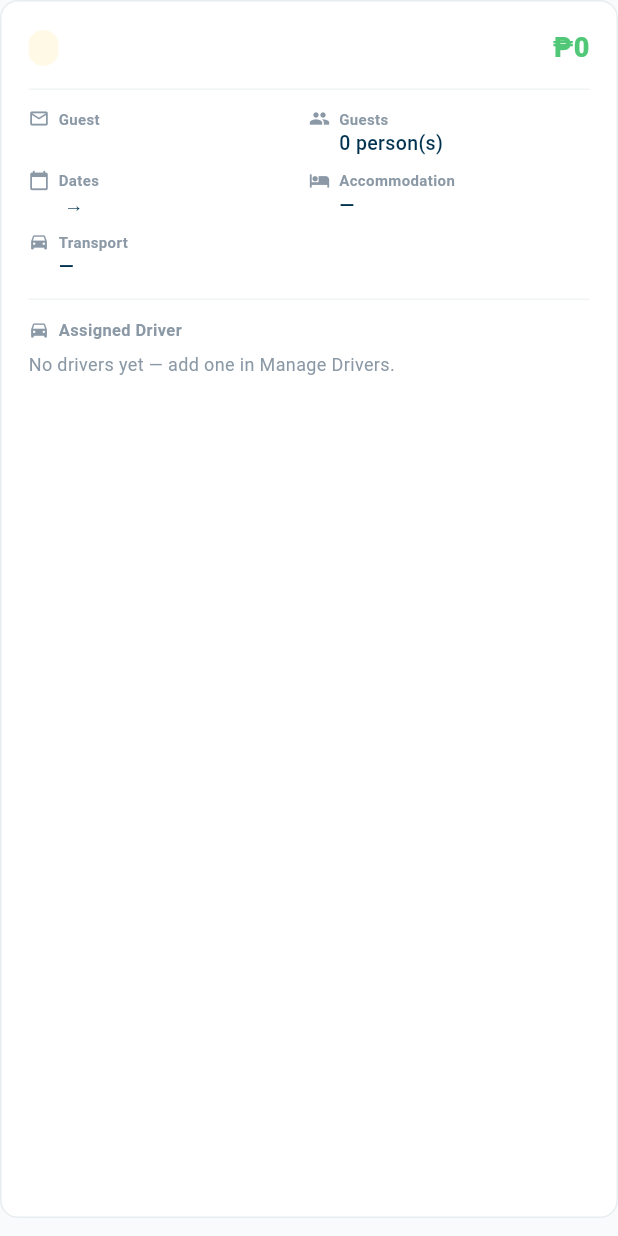
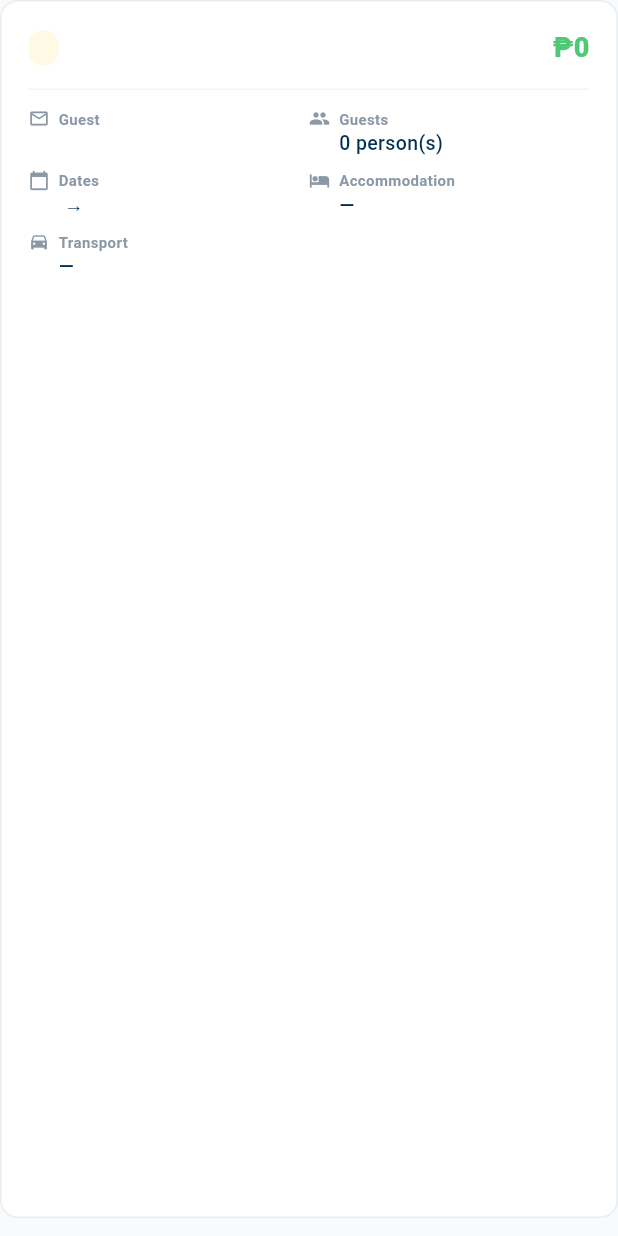
Before and after one commit to adriancabil19-create/Spoony, a Flutter app: the _BookingRow widget shown alone on an empty page, opened directly with empty values, on a phone screen of 412 x 824 dp. Run offline on Flutter 3.47's test engine with Material 3 defaults, Android fonts, the phone set to English and light mode, and no system bars; our stand-ins replace flutter_riverpod, pdf, qr_flutter, supabase_flutter, web; missing offline and left inert: dart:js_interop, dart:ui_web; accounts and stored records are empty; network calls fail.

Commit message:
feat: dashboard filters, booking history, scrollable admin/driver tabs, driver assignment rules
- Dashboard upcoming trips: show pending+confirmed only, add search+date filter
- Dashboard booking history: show all bookings with search + status filter chips
- Admin: driver assignment hidden for pending, editable for confirmed, read-only for completed
- Admin tabs: wrapped in SingleChildScrollView so content scrolls within viewport
- Driver screen: restructured to NavBar→Expanded(scroll)→Footer for proper scroll
- Driver screen: removed check-in bar, QR camera moves to search bar suffix icon
- Driver screen: removed "In Progress" filter chip

Co-Authored-By: Claude Sonnet 4.6 <noreply@anthropic.com>

```diff
--- a/lib/src/screens/admin_screen.dart
+++ b/lib/src/screens/admin_screen.dart
@@ -118,7 +118,11 @@ class _AdminScreenState extends State<AdminScreen> {
                       ),
                     ),
                     const SizedBox(height: 20),
-                    Expanded(child: _buildContent()),
+                    Expanded(
+                      child: SingleChildScrollView(
+                        child: _buildContent(),
+                      ),
+                    ),
                   ]),
                 );
               }
@@ -187,7 +191,11 @@ class _AdminScreenState extends State<AdminScreen> {
                       ),
                     ),
                     const SizedBox(width: 32),
-                    Expanded(child: _buildContent()),
+                    Expanded(
+                      child: SingleChildScrollView(
+                        child: _buildContent(),
+                      ),
+                    ),
                   ],
                 ),
               );
@@ -654,7 +662,8 @@ class _BookingRowState extends State<_BookingRow> {
               Expanded(child: _InfoRow(icon: Icons.tour, label: 'Tour Package', value: tourType)),
           ]),
 
-          // ── Assign driver ──────────────────────────────────────────────────
+          // ── Assign driver (confirmed = editable, completed = read-only, pending = hidden) ──
+          if (status == 'confirmed') ...[
             const SizedBox(height: 12),
             const Divider(height: 1, color: Color(0xFFF0F4F5)),
             const SizedBox(height: 12),
@@ -673,24 +682,22 @@ class _BookingRowState extends State<_BookingRow> {
                 Expanded(
                   child: DropdownButtonFormField<String?>(
                     initialValue: currentDriverId,
-                  decoration: InputDecoration(
+                    decoration: const InputDecoration(
                       isDense: true,
                       filled: true,
-                    fillColor: const Color(0xFFF8FAFC),
-                    border: OutlineInputBorder(borderRadius: BorderRadius.circular(8), borderSide: const BorderSide(color: Color(0xFFE2E8F0))),
-                    enabledBorder: OutlineInputBorder(borderRadius: BorderRadius.circular(8), borderSide: const BorderSide(color: Color(0xFFE2E8F0))),
-                    focusedBorder: OutlineInputBorder(borderRadius: BorderRadius.circular(8), borderSide: const BorderSide(color: Color(0xFF0EA5E9))),
-                    contentPadding: const EdgeInsets.symmetric(horizontal: 12, vertical: 10),
+                      fillColor: Color(0xFFF8FAFC),
+                      border: OutlineInputBorder(borderRadius: BorderRadius.all(Radius.circular(8)), borderSide: BorderSide(color: Color(0xFFE2E8F0))),
+                      enabledBorder: OutlineInputBorder(borderRadius: BorderRadius.all(Radius.circular(8)), borderSide: BorderSide(color: Color(0xFFE2E8F0))),
+                      focusedBorder: OutlineInputBorder(borderRadius: BorderRadius.all(Radius.circular(8)), borderSide: BorderSide(color: Color(0xFF0EA5E9))),
+                      contentPadding: EdgeInsets.symmetric(horizontal: 12, vertical: 10),
                     ),
                     hint: const Text('Unassigned', style: TextStyle(fontSize: 13, color: Color(0xFF8B99A6))),
                     items: [
                       const DropdownMenuItem<String?>(value: null, child: Text('Unassigned', style: TextStyle(fontSize: 13))),
                       ...widget.drivers.map((d) => DropdownMenuItem<String?>(
                         value: d['id'] as String,
-                      child: Text(
-                        '${d['full_name']} · ${d['vehicle_type']}',
-                        style: const TextStyle(fontSize: 13),
-                      ),
+                        child: Text('${d['full_name']} · ${d['vehicle_type']}',
+                            style: const TextStyle(fontSize: 13)),
                       )),
                     ],
                     onChanged: _assigningDriver ? null : (v) => _assignDriver(id, v),
@@ -706,6 +713,32 @@ class _BookingRowState extends State<_BookingRow> {
               const SizedBox(height: 4),
               Text('${currentDriver['full_name']} · ${currentDriver['phone'] ?? ''}',
                   style: const TextStyle(fontSize: 11, color: Color(0xFF50C878), fontWeight: FontWeight.w600)),
+            ],
+          ] else if (status == 'completed' && currentDriver != null) ...[
+            const SizedBox(height: 12),
+            const Divider(height: 1, color: Color(0xFFF0F4F5)),
+            const SizedBox(height: 12),
+            Row(children: [
+              const Icon(Icons.drive_eta, size: 14, color: Color(0xFF8B99A6)),
+              const SizedBox(width: 6),
+              const Text('Assigned Driver',
+                  style: TextStyle(fontSize: 11, color: Color(0xFF8B99A6), fontWeight: FontWeight.w600)),
+            ]),
+            const SizedBox(height: 6),
+            Container(
+              padding: const EdgeInsets.symmetric(horizontal: 12, vertical: 10),
+              decoration: BoxDecoration(
+                color: const Color(0xFFF8FAFC),
+                borderRadius: BorderRadius.circular(8),
+                border: Border.all(color: const Color(0xFFE2E8F0)),
+              ),
+              child: Row(children: [
+                const Icon(Icons.person, size: 14, color: Color(0xFF8B99A6)),
+                const SizedBox(width: 8),
+                Text('${currentDriver['full_name']} · ${currentDriver['phone'] ?? ''}',
+                    style: const TextStyle(fontSize: 13, color: Color(0xFF0F172A))),
+              ]),
+            ),
           ],
 
           if (status == 'pending') ...[
```
Also changed, not shown: lib/src/screens/dashboard_screen.dart (+88 -12 lines), lib/src/screens/driver_screen.dart (+7 -6 lines), 2 other files. Lines whose indentation alone changed are shown as unchanged.
